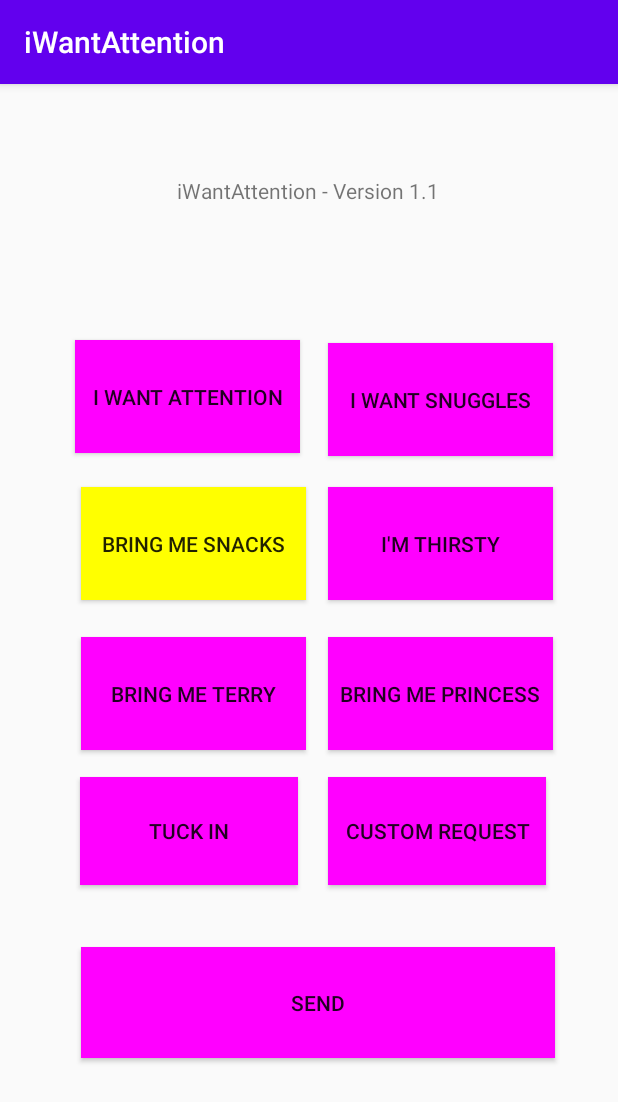
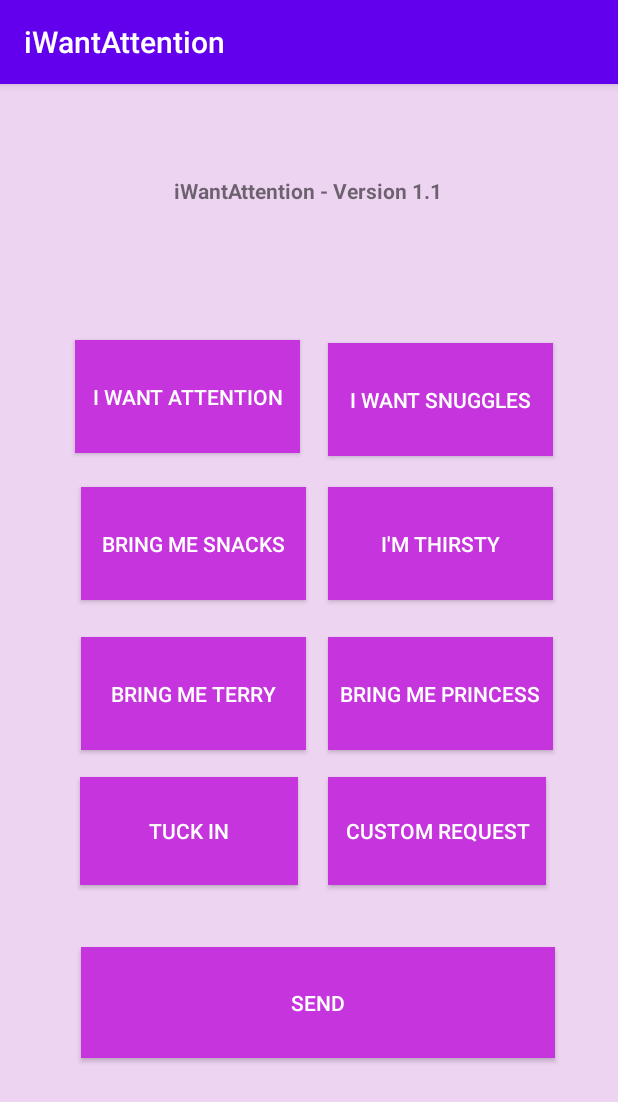
Before and after one commit to GenericOreos/iWantAttention, an Android app: the screen it shows after launch (MainActivity), after a tap on "BRING ME SNACKS", on a phone screen of 412 x 824 dp. Shown: the top 1102 px of the screen. Run offline under Robolectric (Android 15) with nearby library versions, the phone set to English and light mode, and no system bars.

Commit message:
updated colours on the app, as well as button text colour

```diff
--- a/app/src/main/java/com/example/iwantattention/MainActivity.java
+++ b/app/src/main/java/com/example/iwantattention/MainActivity.java
@@ -39,15 +39,12 @@ public class MainActivity extends AppCompatActivity {
         //starts blank, and once a button is pushed, the message will be updated
         final String[] message = {""};
         final Button[] buttons = {btnOne, btnTwo, btnThree, btnFour, btnFive, btnSix, btnSeven, btnEight, btnSend};
-        for (Button btn: buttons) {
-            btn.setBackgroundColor(Color.MAGENTA);
-        }
+
         //when a button is pressed, it changes colour to yellow,
         //and the message string matches the button text
         btnOne.setOnClickListener(new View.OnClickListener() {
             @Override
             public void onClick(View v) {
-                btnActivate(btnOne, buttons);
                 message[0] = btnOne.getText().toString();
                 disableEditText(textCustomRequest);
             }
@@ -55,7 +52,6 @@ public class MainActivity extends AppCompatActivity {
         btnOne.setOnLongClickListener(new View.OnLongClickListener() {
             @Override
             public boolean onLongClick(View v) {
-                btnActivate(btnOne, buttons);
                 enableEditText(textCustomRequest);
                 ButtonTextChange(btnOne, textCustomRequest);
                 getWindow().setSoftInputMode(WindowManager.LayoutParams.SOFT_INPUT_STATE_VISIBLE);
@@ -65,7 +61,6 @@ public class MainActivity extends AppCompatActivity {
         btnTwo.setOnClickListener(new View.OnClickListener() {
             @Override
             public void onClick(View v) {
-                btnActivate(btnTwo, buttons);
                 message[0] = btnTwo.getText().toString();
                 disableEditText(textCustomRequest);
             }
@@ -73,7 +68,6 @@ public class MainActivity extends AppCompatActivity {
         btnTwo.setOnLongClickListener(new View.OnLongClickListener() {
             @Override
             public boolean onLongClick(View v) {
-                btnActivate(btnTwo, buttons);
                 enableEditText(textCustomRequest);
                 ButtonTextChange(btnTwo, textCustomRequest);
                 return true;
@@ -82,7 +76,6 @@ public class MainActivity extends AppCompatActivity {
         btnThree.setOnClickListener(new View.OnClickListener() {
             @Override
             public void onClick(View v) {
-                btnActivate(btnThree, buttons);
                 message[0] = btnThree.getText().toString();
                 disableEditText(textCustomRequest);
             }
@@ -90,7 +83,6 @@ public class MainActivity extends AppCompatActivity {
         btnThree.setOnLongClickListener(new View.OnLongClickListener() {
             @Override
             public boolean onLongClick(View v) {
-                btnActivate(btnThree, buttons);
                 enableEditText(textCustomRequest);
                 ButtonTextChange(btnThree, textCustomRequest);
                 return true;
@@ -99,7 +91,6 @@ public class MainActivity extends AppCompatActivity {
         btnFour.setOnClickListener(new View.OnClickListener() {
             @Override
             public void onClick(View v) {
-                btnActivate(btnFour, buttons);
                 message[0] = btnFour.getText().toString();
                 disableEditText(textCustomRequest);
             }
@@ -107,7 +98,6 @@ public class MainActivity extends AppCompatActivity {
         btnFour.setOnLongClickListener(new View.OnLongClickListener() {
             @Override
             public boolean onLongClick(View v) {
-                btnActivate(btnFour, buttons);
                 enableEditText(textCustomRequest);
                 ButtonTextChange(btnFour, textCustomRequest);
                 return true;
@@ -116,7 +106,6 @@ public class MainActivity extends AppCompatActivity {
         btnFive.setOnClickListener(new View.OnClickListener() {
             @Override
             public void onClick(View v) {
-                btnActivate(btnFive, buttons);
                 message[0] = btnFive.getText().toString();
                 disableEditText(textCustomRequest);
             }
@@ -124,7 +113,6 @@ public class MainActivity extends AppCompatActivity {
         btnFive.setOnLongClickListener(new View.OnLongClickListener() {
             @Override
             public boolean onLongClick(View v) {
-                btnActivate(btnFive, buttons);
                 enableEditText(textCustomRequest);
                 ButtonTextChange(btnFive, textCustomRequest);
                 return true;
@@ -133,7 +121,6 @@ public class MainActivity extends AppCompatActivity {
         btnSix.setOnClickListener(new View.OnClickListener() {
             @Override
             public void onClick(View v) {
-                btnActivate(btnSix, buttons);
                 message[0] = btnSix.getText().toString();
                 disableEditText(textCustomRequest);
             }
@@ -141,7 +128,6 @@ public class MainActivity extends AppCompatActivity {
         btnSix.setOnLongClickListener(new View.OnLongClickListener() {
             @Override
             public boolean onLongClick(View v) {
-                btnActivate(btnSix, buttons);
                 enableEditText(textCustomRequest);
                 ButtonTextChange(btnSix, textCustomRequest);
                 return true;
@@ -150,7 +136,6 @@ public class MainActivity extends AppCompatActivity {
         btnSeven.setOnClickListener(new View.OnClickListener() {
             @Override
             public void onClick(View view) {
-                btnActivate(btnSeven, buttons);
                 message[0] = btnSeven.getText().toString();
                 disableEditText(textCustomRequest);
             }
@@ -158,7 +143,6 @@ public class MainActivity extends AppCompatActivity {
         btnSeven.setOnLongClickListener(new View.OnLongClickListener() {
             @Override
             public boolean onLongClick(View v) {
-                btnActivate(btnSeven, buttons);
                 enableEditText(textCustomRequest);
                 ButtonTextChange(btnSeven, textCustomRequest);
                 return true;
@@ -167,7 +151,6 @@ public class MainActivity extends AppCompatActivity {
         btnEight.setOnClickListener(new View.OnClickListener() {
             @Override
             public void onClick(View view) {
-                btnActivate(btnEight, buttons);
                 message[0] = btnEight.getText().toString();
                 disableEditText(textCustomRequest);
             }
@@ -175,7 +158,6 @@ public class MainActivity extends AppCompatActivity {
         btnEight.setOnLongClickListener(new View.OnLongClickListener() {
             @Override
             public boolean onLongClick(View v) {
-                btnActivate(btnEight, buttons);
                 enableEditText(textCustomRequest);
                 ButtonTextChange(btnEight, textCustomRequest);
                 return true;
@@ -196,17 +178,6 @@ public class MainActivity extends AppCompatActivity {
         });
     }
 
-    private Button[] btnActivate(Button btn, Button[] buttons) {
-        for (Button button: buttons
-             ) {
-                if (button == btn) {
-                    button.setBackgroundColor(Color.YELLOW);
-                } else {
-                    button.setBackgroundColor(Color.MAGENTA);
-                }
-        }
-        return buttons;
-    }
 
     private void ButtonTextChange(final Button button, final EditText editText){
         editText.setOnFocusChangeListener(new View.OnFocusChangeListener() {
@@ -263,7 +234,6 @@ public class MainActivity extends AppCompatActivity {
         et.setBackgroundColor(Color.TRANSPARENT);
     }
     public void enableEditText(EditText et){
-        et.setBackgroundColor(Color.YELLOW);
         et.setFocusableInTouchMode(true);
         et.setEnabled(true);
         et.requestFocus();
--- a/app/src/main/res/layout/activity_main.xml
+++ b/app/src/main/res/layout/activity_main.xml
@@ -4,9 +4,11 @@
     xmlns:tools="http://schemas.android.com/tools"
     android:layout_width="match_parent"
     android:layout_height="match_parent"
-    tools:context=".MainActivity">
+    tools:context=".MainActivity"
+    android:background="#EDD4F1">
 
     <TextView
+        android:textStyle="bold"
         android:id="@+id/txtWelcome"
         android:layout_width="wrap_content"
         android:layout_height="wrap_content"
@@ -23,6 +25,8 @@
         app:layout_constraintTop_toTopOf="parent" />
 
     <Button
+        android:textColor="#FFFFFF"
+        android:background="#C534DC"
         android:id="@+id/btnThree"
         android:layout_width="150dp"
         android:layout_height="75dp"
@@ -39,6 +43,8 @@
         app:layout_constraintTop_toTopOf="parent" />
 
     <Button
+        android:textColor="#FFFFFF"
+        android:background="#C534DC"
         android:id="@+id/btnFive"
         android:layout_width="150dp"
         android:layout_height="75dp"
@@ -55,6 +61,8 @@
         app:layout_constraintTop_toTopOf="parent" />
 
     <Button
+        android:textColor="#FFFFFF"
+        android:background="#C534DC"
         android:id="@+id/btnSix"
         android:layout_width="150dp"
         android:layout_height="75dp"
@@ -71,6 +79,8 @@
         app:layout_constraintTop_toTopOf="parent" />
 
     <Button
+        android:textColor="#FFFFFF"
+        android:background="#C534DC"
         android:id="@+id/btnFour"
         android:layout_width="150dp"
         android:layout_height="75dp"
@@ -87,6 +97,8 @@
         app:layout_constraintTop_toTopOf="parent" />
 
     <Button
+        android:textColor="#FFFFFF"
+        android:background="#C534DC"
         android:id="@+id/btnOne"
         android:layout_width="150dp"
         android:layout_height="75dp"
@@ -103,6 +115,8 @@
         app:layout_constraintTop_toTopOf="parent" />
 
     <Button
+        android:textColor="#FFFFFF"
+        android:background="#C534DC"
         android:id="@+id/btnTwo"
         android:layout_width="150dp"
         android:layout_height="75dp"
@@ -119,6 +133,8 @@
         app:layout_constraintTop_toTopOf="parent" />
 
     <Button
+        android:textColor="#FFFFFF"
+        android:background="#C534DC"
         android:id="@+id/btnSend"
         android:layout_width="316dp"
         android:layout_height="74dp"
@@ -135,6 +151,8 @@
         app:layout_constraintTop_toTopOf="parent" />
 
     <Button
+        android:textColor="#FFFFFF"
+        android:background="#C534DC"
         android:id="@+id/btnSeven"
         android:layout_width="145dp"
         android:layout_height="72dp"
@@ -151,6 +169,8 @@
         app:layout_constraintTop_toTopOf="parent" />
 
     <Button
+        android:textColor="#FFFFFF"
+        android:background="#C534DC"
         android:id="@+id/btnEight"
         android:layout_width="145dp"
         android:layout_height="72dp"
@@ -167,6 +187,8 @@
         app:layout_constraintTop_toTopOf="parent" />
 
     <EditText
+        android:textColor="#FFFFFF"
+        android:background="#C534DC"
         android:windowSoftInputMode="stateVisible"
         android:id="@+id/txtCustomRequest"
         android:layout_width="284dp"
```
